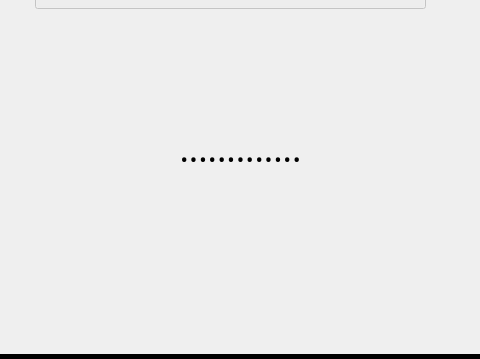
Qt form server.ui (SINA-JAHANGIR/Skull-King) before a commit; both pictures show x 425 to 905 and y 382 to 741 of the 1311 by 741 pixel window.
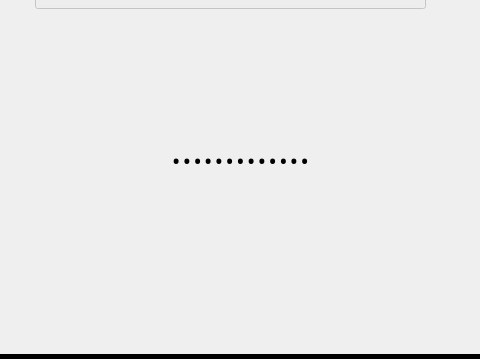
The same form after that commit. Icons and pictures are not drawn.

What changed in the file:
```diff
--- a/server.ui
+++ b/server.ui
@@ -97,16 +97,16 @@
    <widget class="QLabel" name="label">
     <property name="geometry">
      <rect>
-      <x>370</x>
+      <x>340</x>
       <y>400</y>
-      <width>591</width>
+      <width>651</width>
       <height>261</height>
      </rect>
     </property>
     <property name="font">
      <font>
       <family>Tempus Sans ITC</family>
-      <pointsize>26</pointsize>
+      <pointsize>30</pointsize>
       <bold>false</bold>
      </font>
     </property>
```
